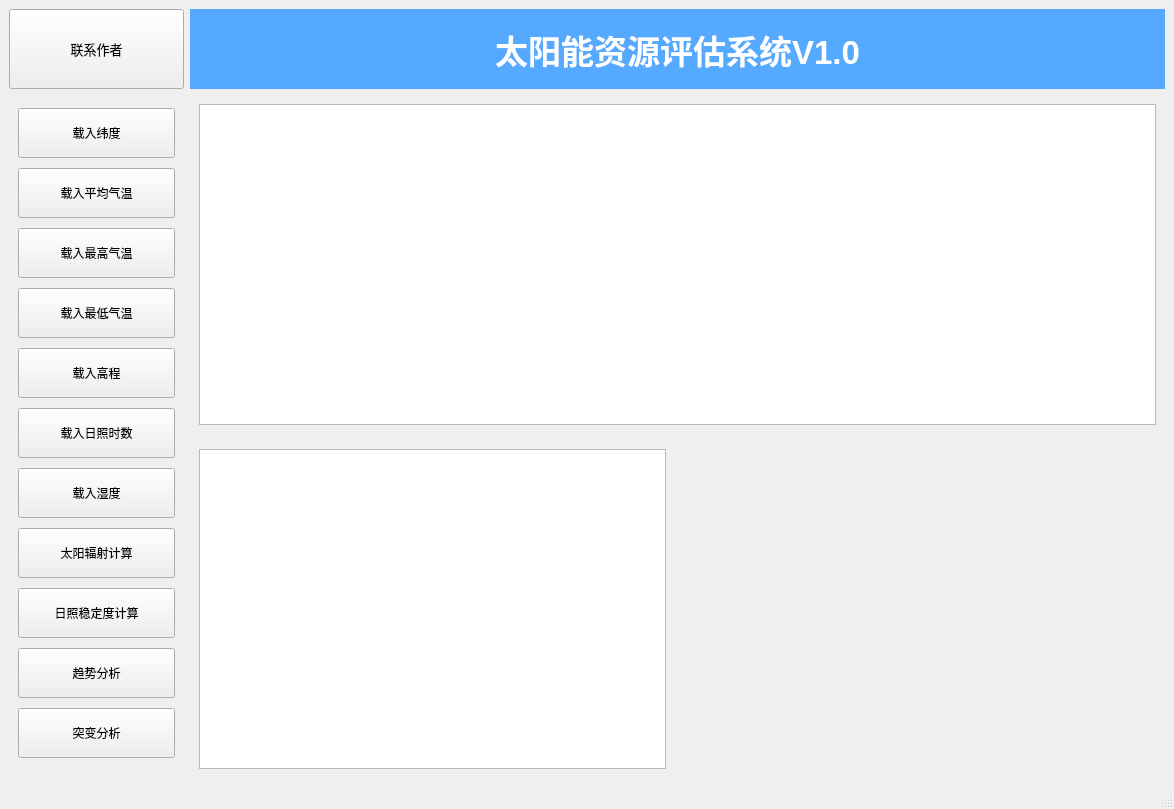
First picture: the form in ui/solar_energy.ui, repository Jim2742514076/Solar_energy_evaluate_system, before the edit.
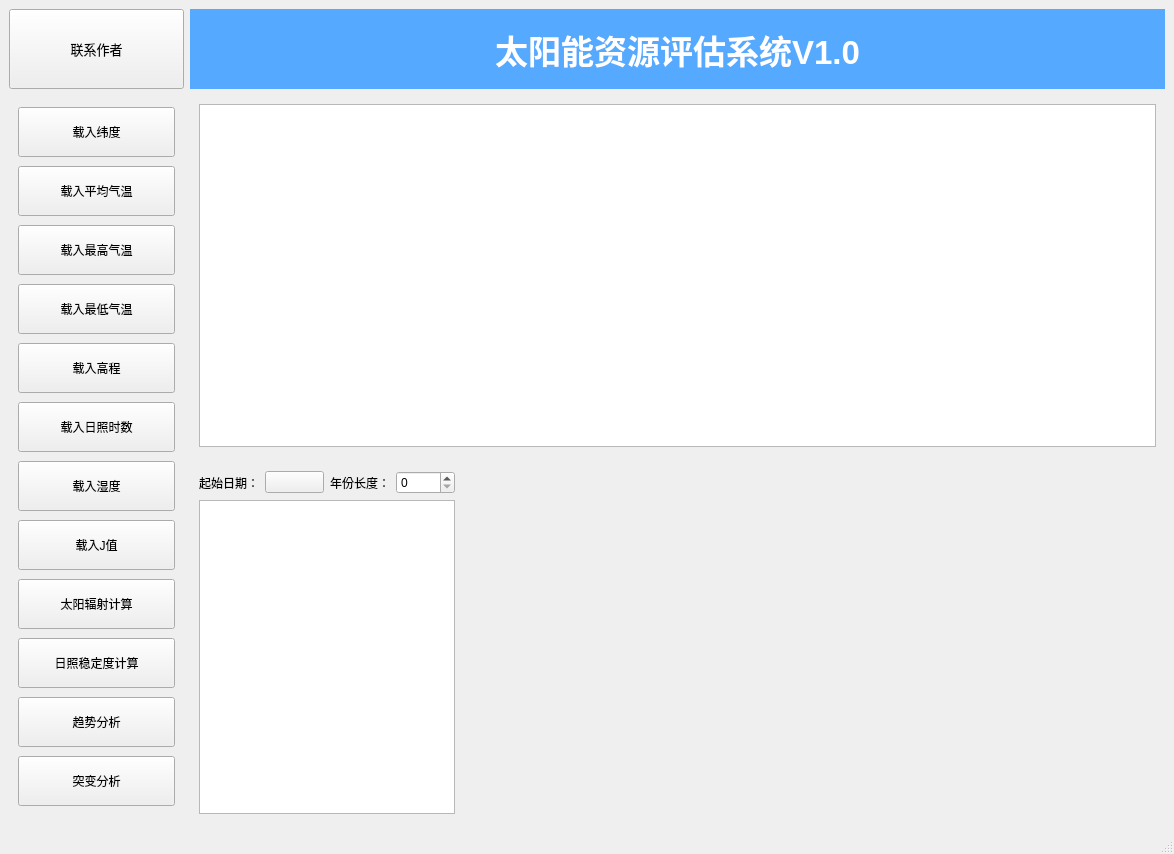
Second picture: the form after the edit. Custom widgets are drawn as their Qt base class.

Diff of the .ui file:
```diff
--- a/ui/solar_energy.ui
+++ b/ui/solar_energy.ui
@@ -7,7 +7,7 @@
     <x>0</x>
     <y>0</y>
     <width>1174</width>
-    <height>809</height>
+    <height>854</height>
    </rect>
   </property>
   <property name="windowTitle">
@@ -163,6 +163,25 @@
          </property>
         </widget>
        </item>
+       <item>
+        <widget class="PushButton" name="PushButton_13">
+         <property name="sizePolicy">
+          <sizepolicy hsizetype="Minimum" vsizetype="Fixed">
+           <horstretch>0</horstretch>
+           <verstretch>0</verstretch>
+          </sizepolicy>
+         </property>
+         <property name="minimumSize">
+          <size>
+           <width>0</width>
+           <height>50</height>
+          </size>
+         </property>
+         <property name="text">
+          <string>载入J值</string>
+         </property>
+        </widget>
+       </item>
        <item>
         <widget class="PushButton" name="PushButton_2">
          <property name="minimumSize">
@@ -248,8 +267,29 @@
     </item>
     <item row="2" column="1">
      <widget class="CardWidget" name="CardWidget_3">
-      <layout class="QVBoxLayout" name="verticalLayout_4">
-       <item>
+      <layout class="QGridLayout" name="gridLayout_2">
+       <item row="1" column="3">
+        <widget class="SpinBox" name="SpinBox">
+         <property name="maximum">
+          <number>300</number>
+         </property>
+        </widget>
+       </item>
+       <item row="1" column="0">
+        <widget class="QLabel" name="label_2">
+         <property name="text">
+          <string>起始日期：</string>
+         </property>
+        </widget>
+       </item>
+       <item row="1" column="2">
+        <widget class="QLabel" name="label_3">
+         <property name="text">
+          <string>年份长度：</string>
+         </property>
+        </widget>
+       </item>
+       <item row="3" column="0" colspan="4">
         <widget class="TextEdit" name="TextEdit">
          <property name="font">
           <font>
@@ -260,6 +300,9 @@
          </property>
         </widget>
        </item>
+       <item row="1" column="1">
+        <widget class="ZhDatePicker" name="ZhDatePicker"/>
+       </item>
       </layout>
      </widget>
     </item>
@@ -349,6 +392,16 @@
    <header>qfluentwidgets</header>
    <container>1</container>
   </customwidget>
+  <customwidget>
+   <class>DatePicker</class>
+   <extends>QPushButton</extends>
+   <header>qfluentwidgets</header>
+  </customwidget>
+  <customwidget>
+   <class>ZhDatePicker</class>
+   <extends>DatePicker</extends>
+   <header>qfluentwidgets</header>
+  </customwidget>
   <customwidget>
    <class>DisplayLabel</class>
    <extends>QLabel</extends>
@@ -359,6 +412,11 @@
    <extends>QTextEdit</extends>
    <header>qfluentwidgets</header>
   </customwidget>
+  <customwidget>
+   <class>SpinBox</class>
+   <extends>QSpinBox</extends>
+   <header>qfluentwidgets</header>
+  </customwidget>
   <customwidget>
    <class>TableWidget</class>
    <extends>QTableWidget</extends>
```
